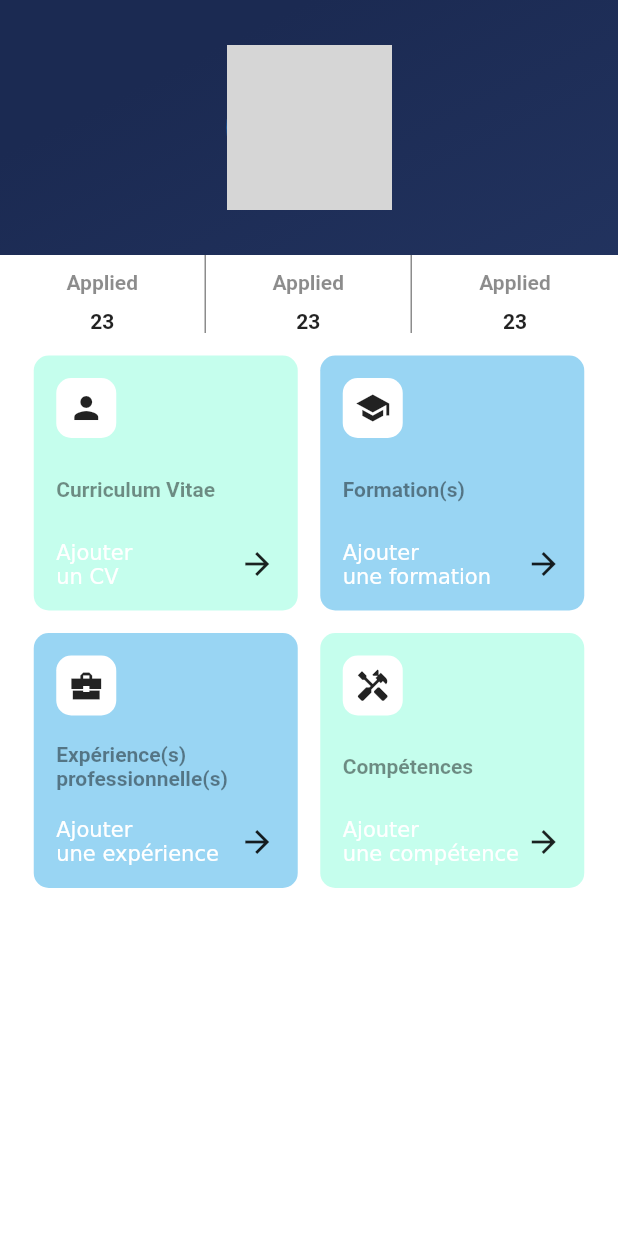
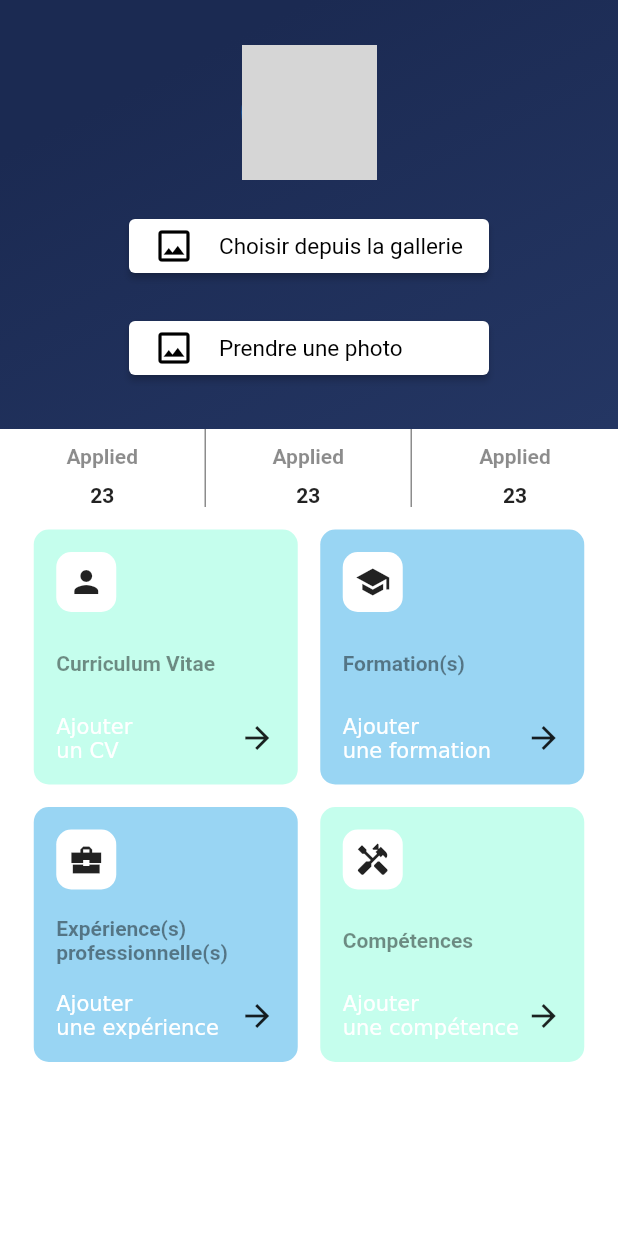
Before and after one commit to flolgl/StudWay, a Flutter app: the Profile widget shown alone on an empty page, opened directly with empty values, on a phone screen of 412 x 824 dp. Run offline on Flutter 3.47's test engine with Material 2 defaults, Android fonts, the light colour scheme and no system bars; our stand-ins replace badges, email_validator, file_picker, image_picker, shared_preferences; missing offline and left inert: shared_preferences_web; accounts and stored records are empty; network calls fail; grey boxes are pictures that could not be loaded.

Commit message:
upload image from gallery or take direct photo with camera, have to test on a simulator or phone

```diff
--- a/lib/view/Home/Profile/Profile.dart
+++ b/lib/view/Home/Profile/Profile.dart
@@ -1,6 +1,10 @@
+import 'dart:io';
+
 import 'package:flutter/cupertino.dart';
 import 'package:flutter/foundation.dart' show kIsWeb;
 import 'package:flutter/material.dart';
+import 'package:flutter/services.dart';
+import 'package:image_picker/image_picker.dart';
 import 'package:studway_project/controller/user/User.dart';
 import 'package:studway_project/view/Home/Profile/pages/ExperienceForm.dart';
 import 'package:studway_project/view/Home/Profile/pages/FormationForm.dart';
@@ -8,10 +12,19 @@ import 'package:studway_project/view/Home/Profile/pages/FormationForm.dart';
 import '../../AppTheme.dart';
 import 'pages/CompetenceForm.dart';
 
-class Profile extends StatelessWidget {
+class Profile extends StatefulWidget {
+  final User user;
+  const Profile(this.user, {Key? key}) : super(key: key);
+
+  @override
+  State<StatefulWidget> createState() => _ProfileState(user);
+}
+
+class _ProfileState extends State<Profile> {
+  File? image;
   final User _user;
 
-  const Profile(this._user, {Key? key}) : super(key: key);
+  _ProfileState(this._user);
 
   @override
   Widget build(BuildContext context) {
@@ -33,6 +46,18 @@ class Profile extends StatelessWidget {
         Center(
           child: _buildCircleAvatar(),
         ),
+        Center(
+          child: buildButton(
+              title: 'Choisir depuis la gallerie',
+              icon: Icons.image_outlined,
+              onClicked: () => pickImage(ImageSource.gallery),
+        )),
+            Center(
+                child: buildButton(
+                  title: 'Prendre une photo',
+                  icon: Icons.image_outlined,
+                  onClicked: () => pickImage(ImageSource.gallery),
+                )),
     const SizedBox(
     height: 30,
     ),
@@ -57,8 +82,10 @@ class Profile extends StatelessWidget {
     ),
     ),
     ),
-        ],
-      ),
+    ]
+    ,
+    )
+    ,
     );
 
     // return Center(
@@ -68,7 +95,10 @@ class Profile extends StatelessWidget {
 
   /// Méthode retournant le form de connexion
   Widget _buildOptionsBody(BuildContext context) {
-    double width = MediaQuery.of(context).size.width;
+    double width = MediaQuery
+        .of(context)
+        .size
+        .width;
     return Row(
       mainAxisAlignment: MainAxisAlignment.spaceAround,
       children: [
@@ -326,7 +356,8 @@ class Profile extends StatelessWidget {
   void _buildErrorPopUp(BuildContext context) {
     showDialog<String>(
       context: context,
-      builder: (BuildContext context) => AlertDialog(
+      builder: (BuildContext context) =>
+          AlertDialog(
             title: const Text('Impossible sur navigateur internet'),
             actions: <Widget>[
               Center(
@@ -343,9 +374,9 @@ class Profile extends StatelessWidget {
   // TODO : vraiment mettre la photo de profile
   /// Retournant un [CircleAvatar] du user
   Widget _buildCircleAvatar() {
-    return const CircleAvatar(
-      radius: 55,
-      backgroundImage: NetworkImage("http://localhost:3000/users/photoProfile/3"),
+    return CircleAvatar(
+      radius: 45,
+      backgroundImage: NetworkImage(_user.profilpic),
     );
   }
 
@@ -444,7 +475,41 @@ class Profile extends StatelessWidget {
   void _navigateToProfileForm(BuildContext context) {
     ;
   }
+
+  Future pickImage(ImageSource source) async {
+    try {
+      final image = await ImagePicker.pickImage(source: ImageSource.camera);
+      final imageTemporary = File(image.path);
+      setState(() => this.image = imageTemporary);
+    } on PlatformException catch (e) {
+      throw Exception(e.toString());
     }
+  }
+}
+
+Widget buildButton({
+  required String title,
+  required IconData icon,
+  required VoidCallback onClicked,
+}) =>
+    Container(
+      margin: const EdgeInsets.only(top: 20.0),
+      child: ElevatedButton(
+        style: ElevatedButton.styleFrom(
+            fixedSize: const Size(240, 35),
+            primary: Colors.white,
+            onPrimary: Colors.black,
+            textStyle: const TextStyle(fontSize: 15)),
+        child: Row(
+          children: [
+            Icon(icon, size: 28),
+            const SizedBox(width: 16),
+            Text(title),
+          ],
+        ),
+        onPressed: onClicked,
+      ),
+    );
 
 //
 // Container(
--- a/lib/view/offers/components/OfferForm.dart
+++ b/lib/view/offers/components/OfferForm.dart
@@ -11,7 +11,7 @@ class OfferForm extends StatelessWidget{
   Widget build(BuildContext context) {
     return Scaffold(
       appBar: buildAppBar(),
-      body: AddOfferBody(),
+      body: const AddOfferBody(),
     );
   }
 
```
Also changed, not shown: 1 other file. Lines whose indentation alone changed are shown as unchanged.
